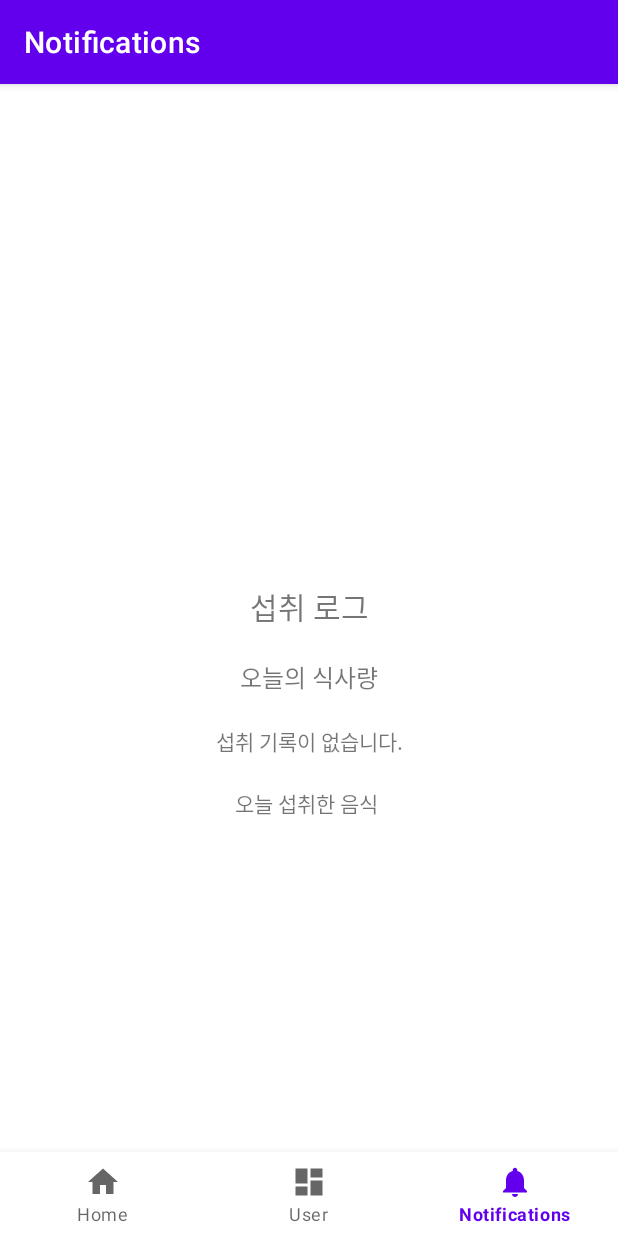
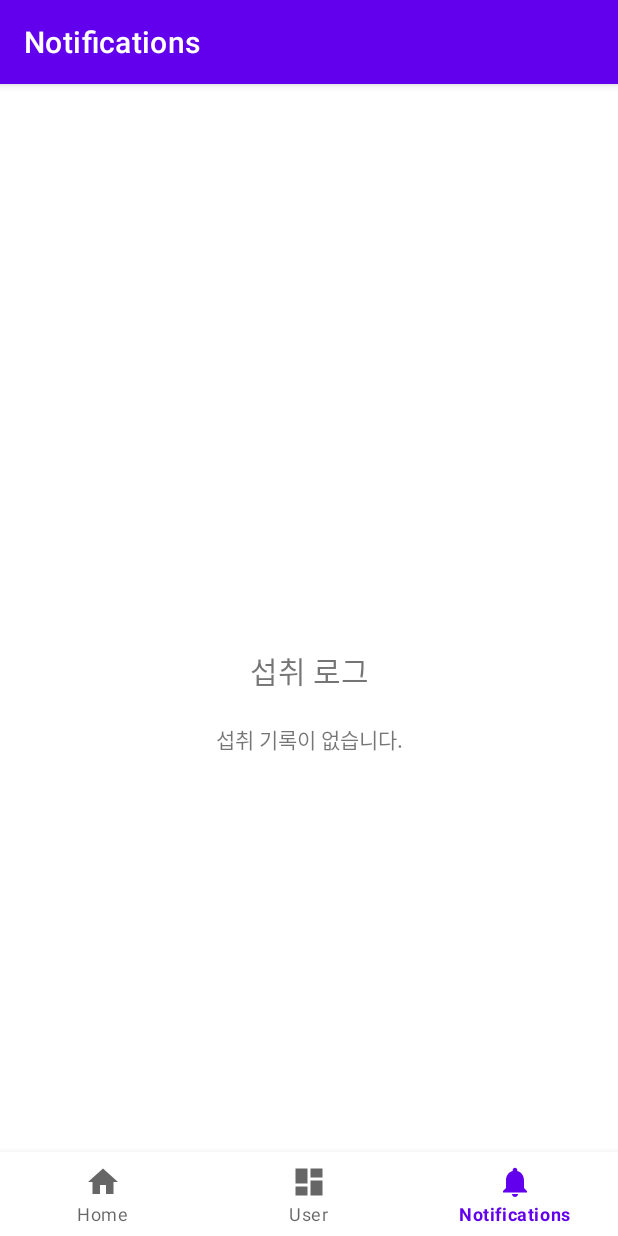
Before and after one commit to dltmdgjs/NutritionPredictorApp, an Android app: the NotificationsFragment screen opened through its navigation route, on a phone screen of 412 x 824 dp. Run offline under Robolectric (Android 15) with nearby library versions, the phone set to English and light mode, and no system bars; our stand-ins replace navigation-ui; libraries missing offline, so code that uses them is left out: org.tensorflow.lite; 3 statements that could not run were skipped.

Commit message:
refactor : db에서 가져와 보여주는 로직 수정

```diff
--- a/app/src/main/java/com/seunghun/nutritionpredictorapp/ui/notifications/NotificationsFragment.java
+++ b/app/src/main/java/com/seunghun/nutritionpredictorapp/ui/notifications/NotificationsFragment.java
@@ -98,6 +98,8 @@ public class NotificationsFragment extends Fragment {
 
             binding.tvLoadInfo.setText(str);
             binding.tvFoodIntake.append(foods);
+            binding.tvFoodIntake.setVisibility(View.VISIBLE);
+            binding.textView4.setVisibility(View.VISIBLE);
 
         } else {
             Toast.makeText(getContext(), "섭취 기록이 없습니다.", Toast.LENGTH_SHORT).show();
--- a/app/src/main/res/layout/fragment_notifications.xml
+++ b/app/src/main/res/layout/fragment_notifications.xml
@@ -25,7 +25,8 @@
         android:layout_margin="10dp"
         android:gravity="center"
         android:text="오늘의 식사량"
-        android:textSize="16sp" />
+        android:textSize="16sp"
+        android:visibility="gone" />
 
     <TextView
         android:id="@+id/tv_load_info"
@@ -41,5 +42,6 @@
         android:layout_height="wrap_content"
         android:layout_margin="10dp"
         android:gravity="center"
-        android:text="오늘 섭취한 음식 " />
+        android:text="오늘 섭취한 음식 "
+        android:visibility="gone" />
 </LinearLayout>
```
